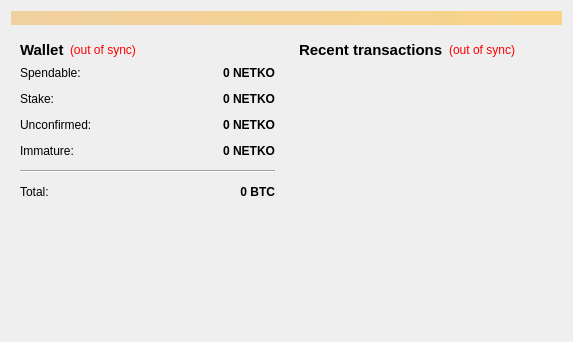
First picture: the form in src/qt/forms/overviewpage.ui, repository barrystyle/stakecube-legacy, before the edit.
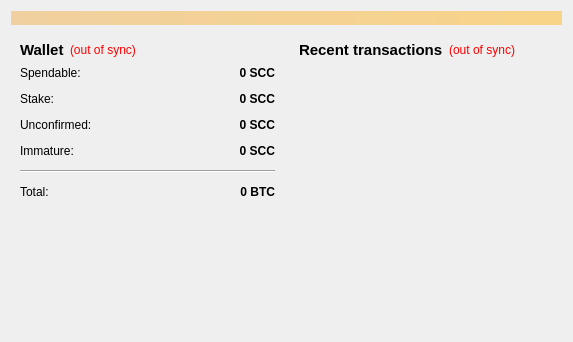
Second picture: the form after the edit.

```diff
--- a/src/qt/forms/overviewpage.ui
+++ b/src/qt/forms/overviewpage.ui
@@ -118,7 +118,7 @@
                <string>Your current spendable balance</string>
               </property>
               <property name="text">
-               <string notr="true">0 NETKO</string>
+               <string notr="true">0 SCC</string>
               </property>
               <property name="alignment">
                <set>Qt::AlignRight|Qt::AlignTrailing|Qt::AlignVCenter</set>
@@ -150,7 +150,7 @@
                <string>Total of coins that was staked, and do not yet count toward the current balance</string>
               </property>
               <property name="text">
-               <string notr="true">0 NETKO</string>
+               <string notr="true">0 SCC</string>
               </property>
               <property name="alignment">
                <set>Qt::AlignRight|Qt::AlignTrailing|Qt::AlignVCenter</set>
@@ -182,7 +182,7 @@
                <string>Total of transactions that have yet to be confirmed, and do not yet count toward the current balance</string>
               </property>
               <property name="text">
-               <string notr="true">0 NETKO</string>
+               <string notr="true">0 SCC</string>
               </property>
               <property name="alignment">
                <set>Qt::AlignRight|Qt::AlignTrailing|Qt::AlignVCenter</set>
@@ -211,7 +211,7 @@
                <string>Mined balance that has not yet matured</string>
               </property>
               <property name="text">
-               <string notr="true">0 NETKO</string>
+               <string notr="true">0 SCC</string>
               </property>
               <property name="alignment">
                <set>Qt::AlignRight|Qt::AlignTrailing|Qt::AlignVCenter</set>
```
Left out of the diff: 4 changed lines with no effect on the pictures.
